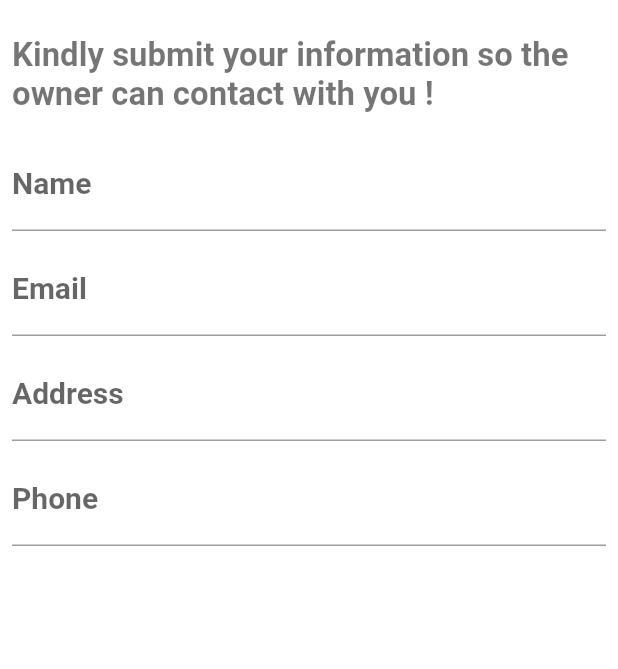
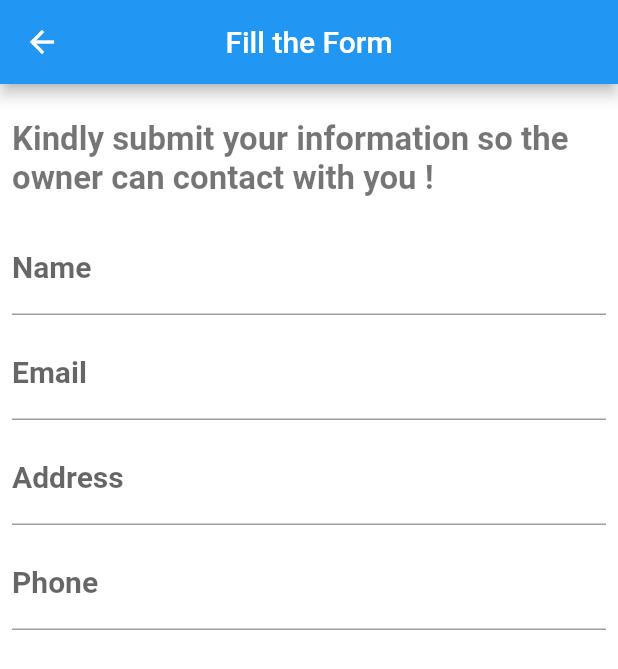
Before and after one commit to iHamza7/Last-year-Project, a Flutter app: the CnicForm screen opened by its route, on a phone screen of 412 x 824 dp. Shown: the top 669 px of the screen. Run offline on Flutter 3.47's test engine with Material 2 defaults, Android fonts, the phone set to English and light mode, and no system bars; our stand-ins replace cloud_firestore, firebase_core, image_picker; missing offline and left inert: pakistan_cnic; accounts and stored records are empty.

Commit message:
lib changed

```diff
--- a/lib/cnic_findupload/cnic_form.dart
+++ b/lib/cnic_findupload/cnic_form.dart
@@ -19,6 +19,10 @@ class _CnicFormState extends State<CnicForm> {
   Widget build(BuildContext context) {
     return SafeArea(
         child: Scaffold(
+      appBar: AppBar(
+        title: const Text('Fill the Form'),
+        centerTitle: true,
+      ),
       resizeToAvoidBottomInset: true,
       body: Padding(
         padding: const EdgeInsets.all(8.0),
```
